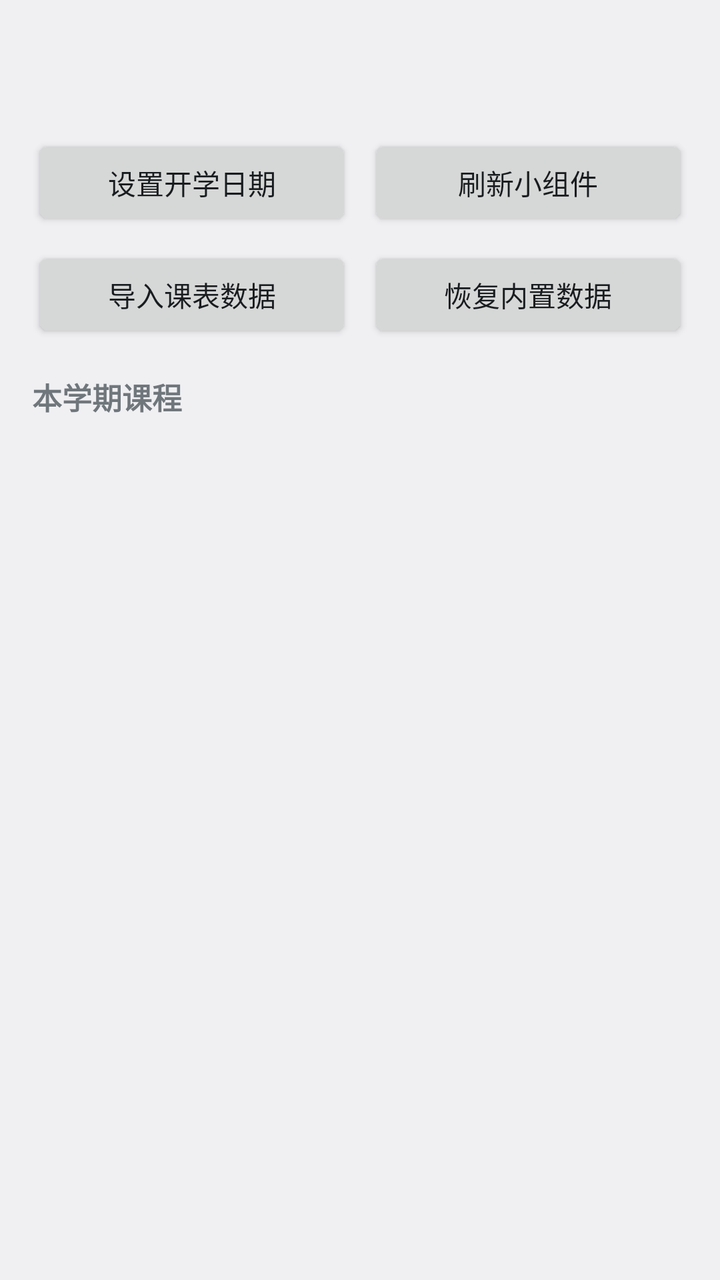
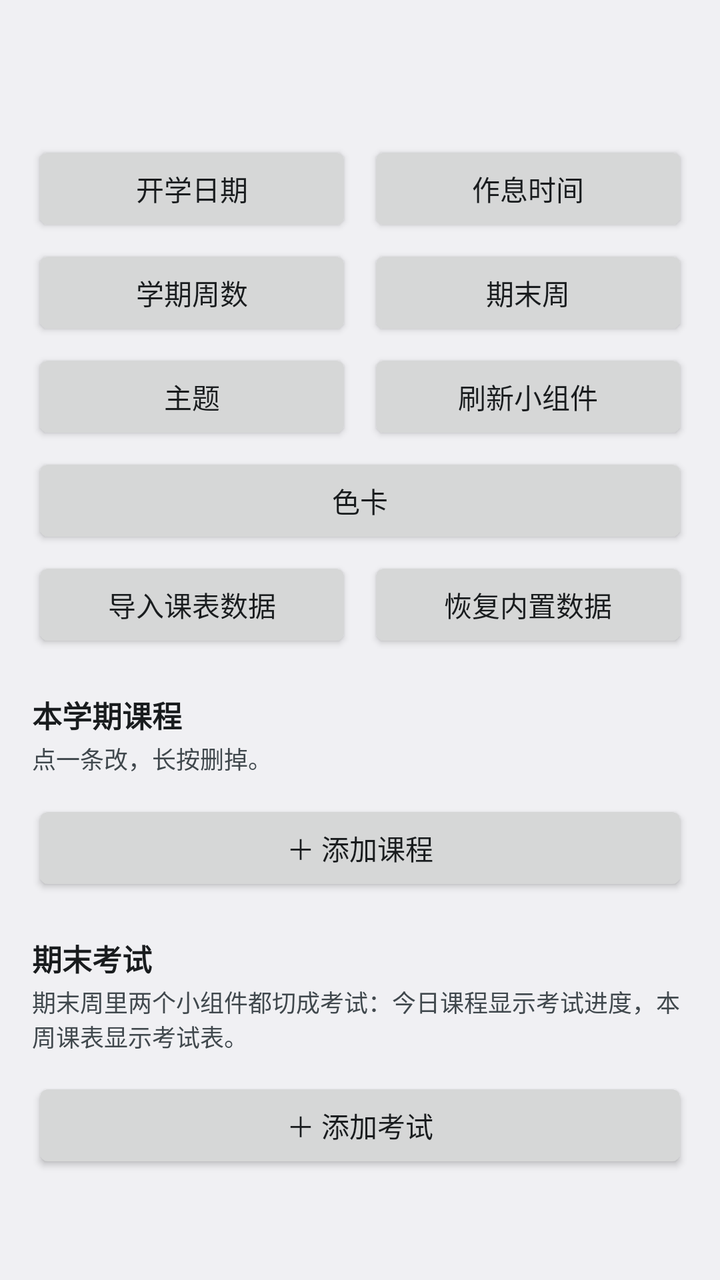

Before-and-after screenshots of an Android layout around one commit, followed by the original layout XML and the change that was made.
<!-- AndroidManifest.xml: application theme AppTheme -->
<!-- res/layout/activity_main.xml -->
<?xml version="1.0" encoding="utf-8"?>
<ScrollView xmlns:android="http://schemas.android.com/apk/res/android"
    android:layout_width="match_parent"
    android:layout_height="match_parent">

    <LinearLayout
        android:layout_width="match_parent"
        android:layout_height="wrap_content"
        android:orientation="vertical"
        android:padding="16dp">

        <TextView
            android:id="@+id/txt_week"
            android:layout_width="match_parent"
            android:layout_height="wrap_content"
            android:textSize="16sp"
            android:textStyle="bold" />

        <TextView
            android:id="@+id/txt_start"
            android:layout_width="match_parent"
            android:layout_height="wrap_content"
            android:layout_marginTop="4dp"
            android:textSize="13sp" />

        <LinearLayout
            android:layout_width="match_parent"
            android:layout_height="wrap_content"
            android:layout_marginTop="8dp"
            android:orientation="horizontal">

            <Button
                android:id="@+id/btn_start_date"
                android:layout_width="0dp"
                android:layout_height="wrap_content"
                android:layout_weight="1"
                android:text="设置开学日期" />

            <Button
                android:id="@+id/btn_refresh"
                android:layout_width="0dp"
                android:layout_height="wrap_content"
                android:layout_marginLeft="8dp"
                android:layout_weight="1"
                android:text="刷新小组件" />

        </LinearLayout>

        <LinearLayout
            android:layout_width="match_parent"
            android:layout_height="wrap_content"
            android:layout_marginTop="8dp"
            android:orientation="horizontal">

            <Button
                android:id="@+id/btn_import"
                android:layout_width="0dp"
                android:layout_height="wrap_content"
                android:layout_weight="1"
                android:text="导入课表数据" />

            <Button
                android:id="@+id/btn_reset"
                android:layout_width="0dp"
                android:layout_height="wrap_content"
                android:layout_marginLeft="8dp"
                android:layout_weight="1"
                android:text="恢复内置数据" />

        </LinearLayout>

        <TextView
            android:layout_width="match_parent"
            android:layout_height="wrap_content"
            android:layout_marginTop="16dp"
            android:text="本学期课程"
            android:textSize="15sp"
            android:textStyle="bold" />

        <LinearLayout
            android:id="@+id/list_container"
            android:layout_width="match_parent"
            android:layout_height="wrap_content"
            android:layout_marginTop="6dp"
            android:orientation="vertical" />

    </LinearLayout>

</ScrollView>
<!-- resources referenced by this layout -->
<resources>
  <style name="AppTheme" parent="@android:style/Theme.DeviceDefault.Light.DarkActionBar" />
</resources>

<!-- the commit's change to res/layout/activity_main.xml (unified diff, before → after) -->
@@ -13,7 +13,8 @@
             android:id="@+id/txt_week"
             android:layout_width="match_parent"
             android:layout_height="wrap_content"
-            android:textSize="16sp"
+            android:textColor="?android:attr/textColorPrimary"
+            android:textSize="17sp"
             android:textStyle="bold" />
 
         <TextView
@@ -21,12 +22,13 @@
             android:layout_width="match_parent"
             android:layout_height="wrap_content"
             android:layout_marginTop="4dp"
+            android:textColor="?android:attr/textColorSecondary"
             android:textSize="13sp" />
 
         <LinearLayout
             android:layout_width="match_parent"
             android:layout_height="wrap_content"
-            android:layout_marginTop="8dp"
+            android:layout_marginTop="10dp"
             android:orientation="horizontal">
 
             <Button
@@ -34,22 +36,79 @@
                 android:layout_width="0dp"
                 android:layout_height="wrap_content"
                 android:layout_weight="1"
-                android:text="设置开学日期" />
+                android:text="开学日期" />
+
+            <Button
+                android:id="@+id/btn_section_times"
+                android:layout_width="0dp"
+                android:layout_height="wrap_content"
+                android:layout_marginStart="8dp"
+                android:layout_weight="1"
+                android:text="作息时间" />
+        </LinearLayout>
+
+        <LinearLayout
+            android:layout_width="match_parent"
+            android:layout_height="wrap_content"
+            android:layout_marginTop="4dp"
+            android:orientation="horizontal">
+
+            <Button
+                android:id="@+id/btn_semester_weeks"
+                android:layout_width="0dp"
+                android:layout_height="wrap_content"
+                android:layout_weight="1"
+                android:text="学期周数" />
+
+            <Button
+                android:id="@+id/btn_finals_week"
+                android:layout_width="0dp"
+                android:layout_height="wrap_content"
+                android:layout_marginStart="8dp"
+                android:layout_weight="1"
+                android:text="期末周" />
+        </LinearLayout>
+
+        <LinearLayout
+            android:layout_width="match_parent"
+            android:layout_height="wrap_content"
+            android:layout_marginTop="4dp"
+            android:orientation="horizontal">
+
+            <Button
+                android:id="@+id/btn_theme"
+                android:layout_width="0dp"
+                android:layout_height="wrap_content"
+                android:layout_weight="1"
+                android:text="主题" />
 
             <Button
                 android:id="@+id/btn_refresh"
                 android:layout_width="0dp"
                 android:layout_height="wrap_content"
-                android:layout_marginLeft="8dp"
+                android:layout_marginStart="8dp"
                 android:layout_weight="1"
                 android:text="刷新小组件" />
-
         </LinearLayout>
 
         <LinearLayout
             android:layout_width="match_parent"
             android:layout_height="wrap_content"
-            android:layout_marginTop="8dp"
+            android:layout_marginTop="4dp"
+            android:orientation="horizontal">
+
+            <Button
+                android:id="@+id/btn_palette"
+                android:layout_width="0dp"
+                android:layout_height="wrap_content"
+                android:layout_weight="1"
+                android:text="色卡" />
+        </LinearLayout>
+
+        <LinearLayout
+            android:layout_width="match_parent"
+            android:layout_height="wrap_content"
+            android:layout_marginTop="4dp"
             android:orientation="horizontal">
 
             <Button
@@ -63,19 +122,27 @@
                 android:id="@+id/btn_reset"
                 android:layout_width="0dp"
                 android:layout_height="wrap_content"
-                android:layout_marginLeft="8dp"
+                android:layout_marginStart="8dp"
                 android:layout_weight="1"
                 android:text="恢复内置数据" />
-
         </LinearLayout>
 
         <TextView
             android:layout_width="match_parent"
             android:layout_height="wrap_content"
-            android:layout_marginTop="16dp"
+            android:layout_marginTop="20dp"
             android:text="本学期课程"
+            android:textColor="?android:attr/textColorPrimary"
             android:textSize="15sp"
             android:textStyle="bold" />
+
+        <TextView
+            android:layout_width="match_parent"
+            android:layout_height="wrap_content"
+            android:layout_marginTop="2dp"
+            android:text="点一条改，长按删掉。"
+            android:textColor="?android:attr/textColorSecondary"
+            android:textSize="12sp" />
 
         <LinearLayout
             android:id="@+id/list_container"
@@ -84,6 +151,43 @@
             android:layout_marginTop="6dp"
             android:orientation="vertical" />
 
+        <Button
+            android:id="@+id/btn_add_course"
+            android:layout_width="match_parent"
+            android:layout_height="wrap_content"
+            android:layout_marginTop="6dp"
+            android:text="＋ 添加课程" />
+
+        <TextView
+            android:layout_width="match_parent"
+            android:layout_height="wrap_content"
+            android:layout_marginTop="20dp"
+            android:text="期末考试"
+            android:textColor="?android:attr/textColorPrimary"
+            android:textSize="15sp"
+            android:textStyle="bold" />
+
+        <TextView
+            android:layout_width="match_parent"
+            android:layout_height="wrap_content"
+            android:layout_marginTop="2dp"
+            android:text="期末周里两个小组件都切成考试：今日课程显示考试进度，本周课表显示考试表。"
+            android:textColor="?android:attr/textColorSecondary"
+            android:textSize="12sp" />
+
+        <LinearLayout
+            android:id="@+id/exam_container"
+            android:layout_width="match_parent"
+            android:layout_height="wrap_content"
+            android:layout_marginTop="6dp"
+            android:orientation="vertical" />
+
+        <Button
+            android:id="@+id/btn_add_exam"
+            android:layout_width="match_parent"
+            android:layout_height="wrap_content"
+            android:layout_marginTop="6dp"
+            android:text="＋ 添加考试" />
+
     </LinearLayout>
-
 </ScrollView>
